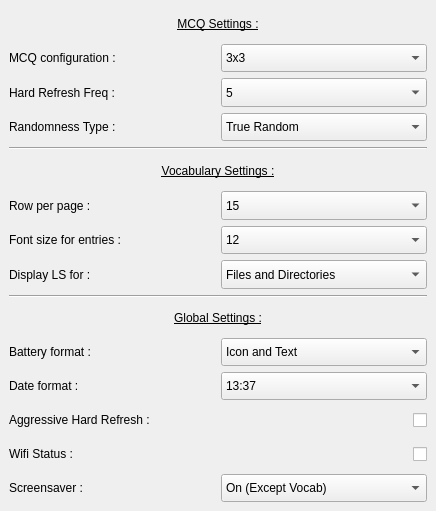
Qt form Src/Pages/AppSettingsPage.ui (Aryetis/Obenkyobo) before a commit.
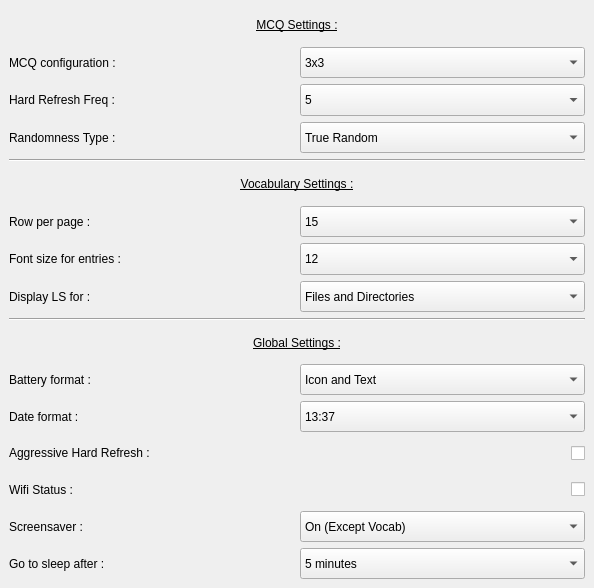
The same form after that commit.

What changed in the file:
```diff
--- a/Src/Pages/AppSettingsPage.ui
+++ b/Src/Pages/AppSettingsPage.ui
@@ -6,14 +6,14 @@
    <rect>
     <x>0</x>
     <y>0</y>
-    <width>436</width>
-    <height>511</height>
+    <width>594</width>
+    <height>588</height>
    </rect>
   </property>
   <property name="windowTitle">
    <string>Form</string>
   </property>
-  <layout class="QVBoxLayout" name="verticalLayout" stretch="4,0,4,0,6">
+  <layout class="QVBoxLayout" name="verticalLayout" stretch="4,0,4,0,7">
    <property name="spacing">
     <number>6</number>
    </property>
@@ -435,7 +435,7 @@
     </widget>
    </item>
    <item>
-    <layout class="QVBoxLayout" name="GlobalSettings" stretch="1,1,1,1,1,1">
+    <layout class="QVBoxLayout" name="GlobalSettings" stretch="1,1,1,1,1,1,1">
      <property name="topMargin">
       <number>0</number>
      </property>
@@ -647,6 +647,55 @@
        </item>
       </layout>
      </item>
+     <item>
+      <layout class="QHBoxLayout" name="SleepTimerLayout">
+       <property name="bottomMargin">
+        <number>0</number>
+       </property>
+       <item>
+        <widget class="QLabel" name="SleepTimerLabel">
+         <property name="text">
+          <string>Go to sleep after :</string>
+         </property>
+        </widget>
+       </item>
+       <item>
+        <widget class="QComboBox" name="SleepTimerDropdown">
+         <property name="sizePolicy">
+          <sizepolicy hsizetype="Preferred" vsizetype="Preferred">
+           <horstretch>0</horstretch>
+           <verstretch>0</verstretch>
+          </sizepolicy>
+         </property>
+         <item>
+          <property name="text">
+           <string>5 minutes</string>
+          </property>
+         </item>
+         <item>
+          <property name="text">
+           <string>10 minutes</string>
+          </property>
+         </item>
+         <item>
+          <property name="text">
+           <string>15 minutes</string>
+          </property>
+         </item>
+         <item>
+          <property name="text">
+           <string>30 minutes</string>
+          </property>
+         </item>
+         <item>
+          <property name="text">
+           <string>Never</string>
+          </property>
+         </item>
+        </widget>
+       </item>
+      </layout>
+     </item>
     </layout>
    </item>
   </layout>
```
